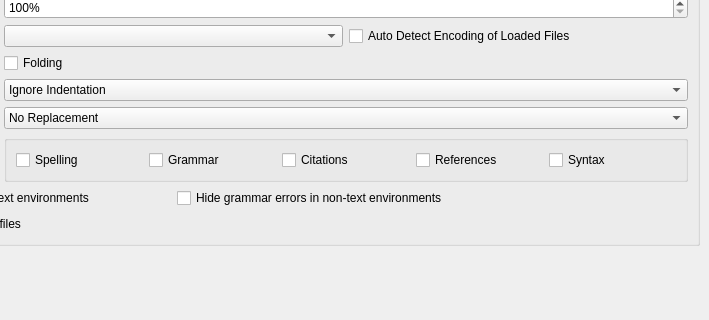
The window that configdialog.ui (texstudio-org/texstudio) describes before a commit, drawn with Qt 5; both pictures show x 407 to 1116 and y 99 to 419 of the 1116 by 674 pixel window.
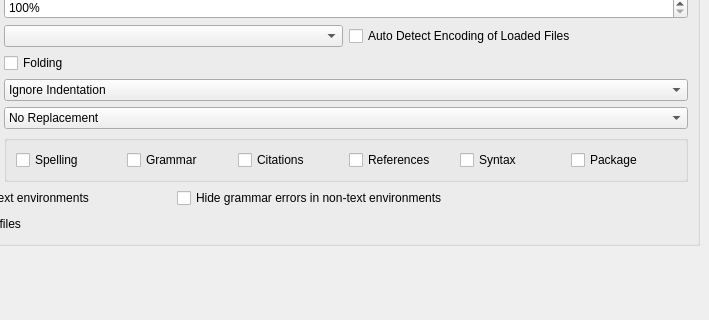
The same window after the commit. The open tabs and pages were chosen to show the change. Icons and pictures are not drawn.

Commit message: check packages online

```diff
--- a/configdialog.ui
+++ b/configdialog.ui
@@ -1230,6 +1230,13 @@
                </property>
               </widget>
              </item>
+             <item>
+              <widget class="QCheckBox" name="checkBoxInlinePackageCheck">
+               <property name="text">
+                <string>Package</string>
+               </property>
+              </widget>
+             </item>
             </layout>
            </widget>
           </item>
```
Left out of the diff: 198 changed lines with no effect on the pictures. The commit also changes 8 other files.
